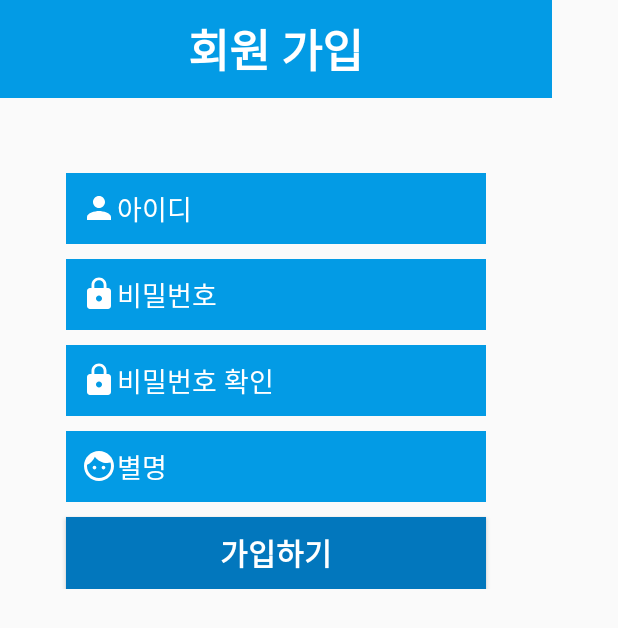
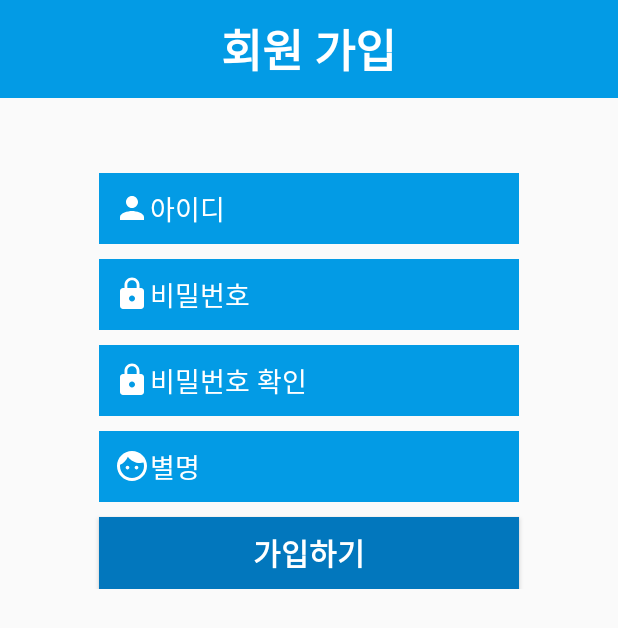
Before and after one commit to aucunn/Wifi_go, an Android app: the Regist screen opened directly, with no data from a screen before it, on a phone screen of 412 x 824 dp. Shown: the top 628 px of the screen. Run offline under Robolectric (Android 15) with nearby library versions, the phone set to English and light mode, and no system bars.

Commit message:
와이파이정보창 탭3 삭제

```diff
--- a/app/src/main/res/layout/activity_regist.xml
+++ b/app/src/main/res/layout/activity_regist.xml
@@ -7,8 +7,8 @@
     tools:context="com.mysterlee.www.Regist">
 
     <LinearLayout
-        android:layout_width="368dp"
-        android:layout_height="495dp"
+        android:layout_width="match_parent"
+        android:layout_height="match_parent"
         android:orientation="vertical"
         tools:layout_editor_absoluteY="8dp"
         tools:layout_editor_absoluteX="8dp">
```
Also changed, not shown: app/src/main/java/com/mysterlee/www/wifi_go/InforWifi.java (+1 -6 lines), app/src/main/java/com/mysterlee/www/wifi_go/Tap3.java (deleted, +0 -20 lines), app/src/main/res/layout/tap3.xml (deleted, +0 -14 lines).
